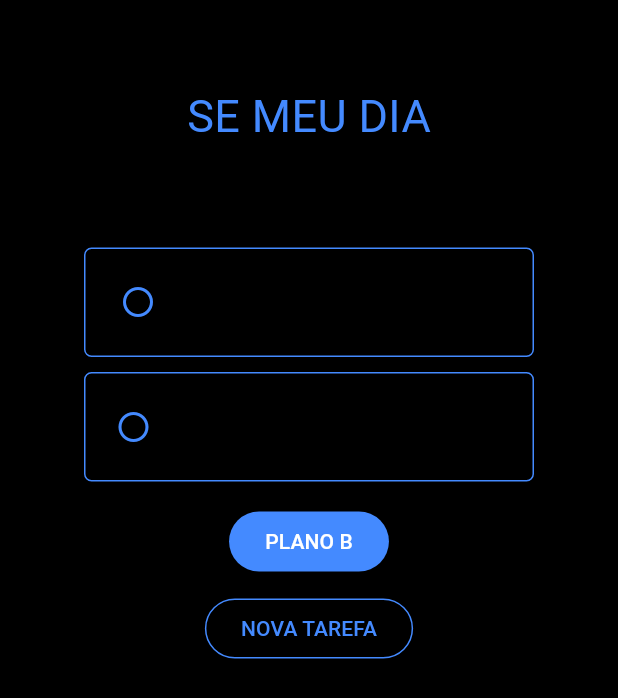
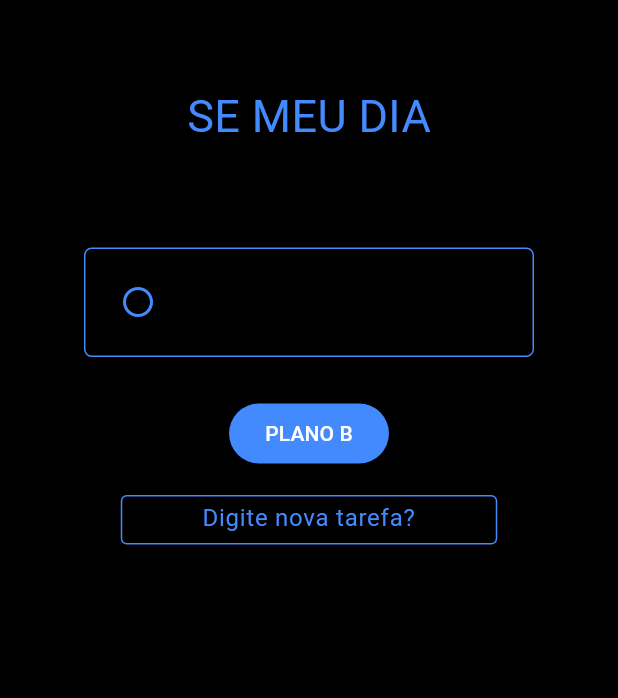
Before and after one commit to victor-nadalini/Routina, a Flutter app: the screen it shows after launch, on a phone screen of 412 x 824 dp. Shown: the top 698 px of the screen. Run offline on Flutter 3.47's test engine with Material 3 defaults, Android fonts, the phone set to English and light mode, and no system bars; our stand-ins replace logger.

Commit message:
terminei o design visual e comecei a criar a programação começando na lista de tarefas

```diff
--- /dev/null
+++ b/lib/models/task.dart
@@ -0,0 +1,9 @@
+class Task {
+  String titulo;
+  bool comcluida;
+
+  Task ({
+    required this.titulo,
+    this.comcluida = false,
+  });
+}
--- a/lib/screens/home_screen.dart
+++ b/lib/screens/home_screen.dart
@@ -1,8 +1,10 @@
+import 'dart:async';
+
 import 'package:flutter/material.dart';
 import 'package:logger/logger.dart';
+import 'package:routina/controllers/task_controller.dart';
 
 final logger = Logger();
-
 class HomeScreen extends StatelessWidget {
   const HomeScreen({super.key});
 
@@ -52,30 +54,7 @@ class HomeScreen extends StatelessWidget {
                 ),
               ),
 
-              SizedBox(height: 10),
-
-              Container(
-                width: 340,
-                height: 73,
-                decoration: BoxDecoration(
-                  color: Colors.black,
-                  borderRadius: BorderRadius.circular(5),
-                  border: Border.all(color: Colors.blueAccent),
-                ),
-
-                padding: EdgeInsets.all(8),
-
-                child: Align(
-                  alignment: Alignment.centerLeft,
-                  child: IconButton(
-                    color: Colors.blueAccent,
-                    onPressed: () {
-                      logger.d("concluir tarefa");
-                    },
-                    icon: Icon(Icons.radio_button_unchecked),
-                  ),
-                ),
-              ),
+              SizedBox(height: 11),
 
               SizedBox(height: 16),
 
@@ -89,19 +68,34 @@ class HomeScreen extends StatelessWidget {
                 child: Text("PLANO B", style: TextStyle(color: Colors.white)),
               ),
 
-              SizedBox(height: 10),
+              SizedBox(height: 17),
 
-              ElevatedButton(
-                onPressed: () {
-                  logger.d("GERA NOVA TAREFA");
-                },
-                style: ElevatedButton.styleFrom(
-                  backgroundColor: Colors.black,
-                  side: BorderSide(color: Colors.blueAccent, width: 1),
+              Center(
+              child: SizedBox(
+                height: 33,
+                width: 251,
+                child: TextField(
+                  textAlign: TextAlign.center,
+                  decoration: InputDecoration(
+                    border: OutlineInputBorder(),
+                    enabledBorder: OutlineInputBorder(
+                      borderSide: BorderSide(color: Colors.blueAccent)
                       ),
-                child: Text(
-                  "NOVA TAREFA",
-                  style: TextStyle(color: Colors.blueAccent),
+                    hintText: "Digite nova tarefa?",
+                    hintStyle: TextStyle(color: Colors.blueAccent),
+                    fillColor: Colors.black,
+                    contentPadding: EdgeInsets.symmetric(vertical: 6),
+                    focusedBorder: OutlineInputBorder(
+                      borderSide: BorderSide(color: Colors.blueAccent,)
+                    ),
+                  ),
+                  cursorColor: Colors.blueAccent,
+                  style: TextStyle(color:Colors.blueAccent),
+                  onSubmitted: (String novaTarefaInput) {
+                    TaskController().adicionarTarefa(novaTarefaInput);
+                    logger.d("tarefa adicionada com sucesso $novaTarefaInput lista de tarefas");
+                  }
+                ),
               ),
             ),
             ],
```
Also changed, not shown: lib/controllers/task_controller.dart (added, +22 -0 lines), lib/controllers/testecontroller.dart (added, +15 -0 lines), lib/test_controller.dart (added, +15 -0 lines), lib/test_simple.dart (added, +11 -0 lines). Lines whose indentation alone changed are shown as unchanged.
